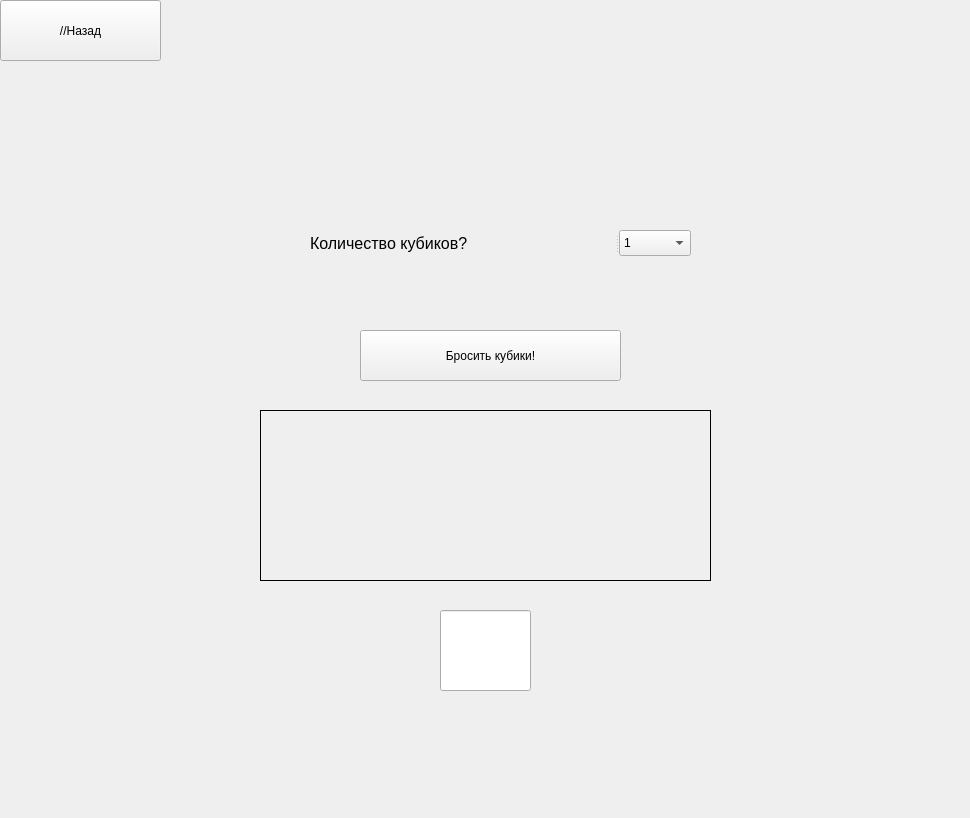
Before: the Qt Designer form UI/cubes.ui in buzzyfrog/randomizerQt, drawn with Qt 5.
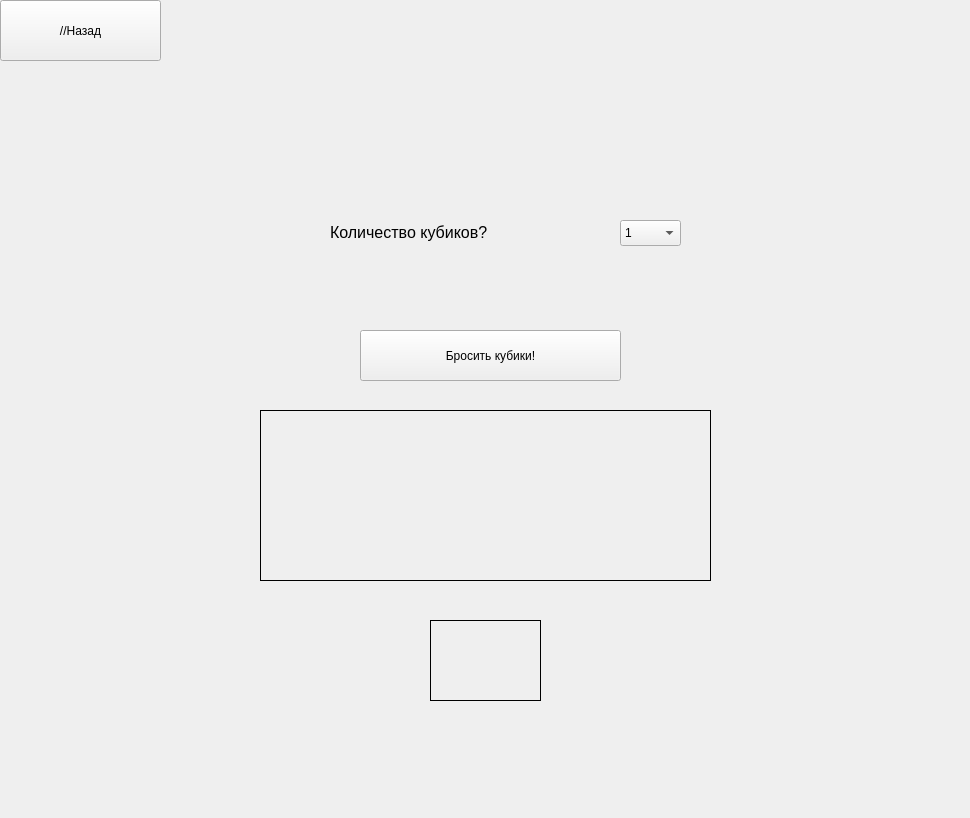
After: the same form once the commit is applied.

Diff of the .ui file:
```diff
--- a/UI/cubes.ui
+++ b/UI/cubes.ui
@@ -39,24 +39,6 @@
     <string>Бросить кубики!</string>
    </property>
   </widget>
-  <widget class="QLineEdit" name="Output">
-   <property name="geometry">
-    <rect>
-     <x>440</x>
-     <y>610</y>
-     <width>91</width>
-     <height>81</height>
-    </rect>
-   </property>
-   <property name="font">
-    <font>
-     <pointsize>18</pointsize>
-    </font>
-   </property>
-   <property name="text">
-    <string/>
-   </property>
-  </widget>
   <widget class="QLabel" name="Label_cube_1">
    <property name="geometry">
     <rect>
@@ -83,19 +65,38 @@
     <bool>true</bool>
    </property>
   </widget>
-  <widget class="QSplitter" name="splitter">
+  <widget class="QLabel" name="Output">
    <property name="geometry">
     <rect>
-     <x>310</x>
-     <y>230</y>
-     <width>381</width>
-     <height>26</height>
+     <x>430</x>
+     <y>620</y>
+     <width>111</width>
+     <height>81</height>
     </rect>
    </property>
-   <property name="orientation">
-    <enum>Qt::Horizontal</enum>
+   <property name="font">
+    <font>
+     <pointsize>16</pointsize>
+    </font>
    </property>
+   <property name="styleSheet">
+    <string notr="true">QLabel{
+border: 1px solid black
+}</string>
+   </property>
+   <property name="text">
+    <string/>
+   </property>
+  </widget>
    <widget class="QLabel" name="label">
+   <property name="geometry">
+    <rect>
+     <x>330</x>
+     <y>220</y>
+     <width>226</width>
+     <height>24</height>
+    </rect>
+   </property>
     <property name="font">
      <font>
       <pointsize>12</pointsize>
@@ -106,6 +107,20 @@
     </property>
    </widget>
    <widget class="QComboBox" name="comboBox">
+   <property name="geometry">
+    <rect>
+     <x>620</x>
+     <y>220</y>
+     <width>61</width>
+     <height>26</height>
+    </rect>
+   </property>
+   <property name="sizePolicy">
+    <sizepolicy hsizetype="Fixed" vsizetype="Fixed">
+     <horstretch>0</horstretch>
+     <verstretch>0</verstretch>
+    </sizepolicy>
+   </property>
     <item>
      <property name="text">
       <string>1</string>
@@ -131,7 +146,6 @@
       <string>5</string>
      </property>
     </item>
-   </widget>
   </widget>
  </widget>
  <resources/>
```
Lines whose indentation alone changed are shown as unchanged.
